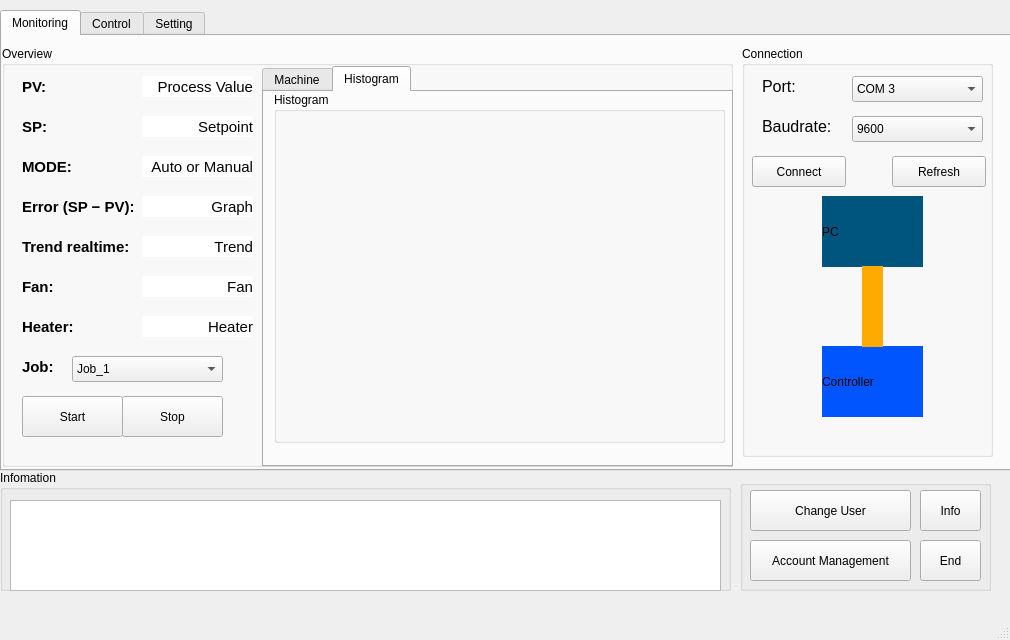
First picture: the form in ui/general.ui, repository tuyenubuntu/control_heater, before the edit.
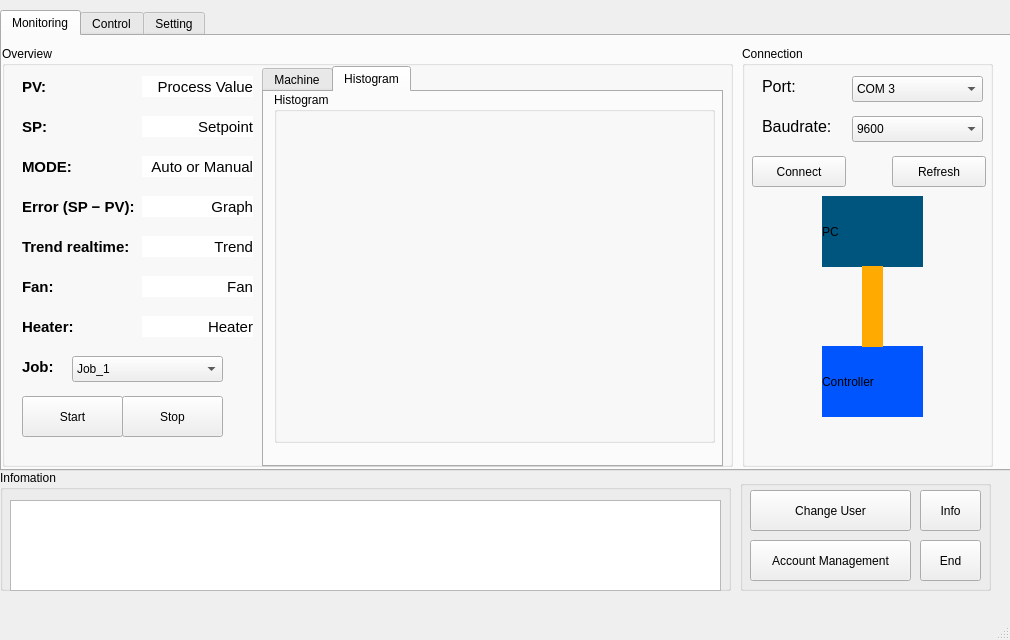
Second picture: the form after the edit. The open tabs and pages were chosen to show the change. Icons and pictures are not drawn.

What changed in the file:
```diff
--- a/ui/general.ui
+++ b/ui/general.ui
@@ -447,7 +447,7 @@
         <rect>
          <x>260</x>
          <y>20</y>
-         <width>471</width>
+         <width>461</width>
          <height>401</height>
         </rect>
        </property>
@@ -660,7 +660,7 @@
           <rect>
            <x>10</x>
            <y>0</y>
-           <width>451</width>
+           <width>441</width>
            <height>351</height>
           </rect>
          </property>
@@ -692,7 +692,7 @@
         <x>740</x>
         <y>10</y>
         <width>251</width>
-        <height>411</height>
+        <height>421</height>
        </rect>
       </property>
       <property name="title">
```
